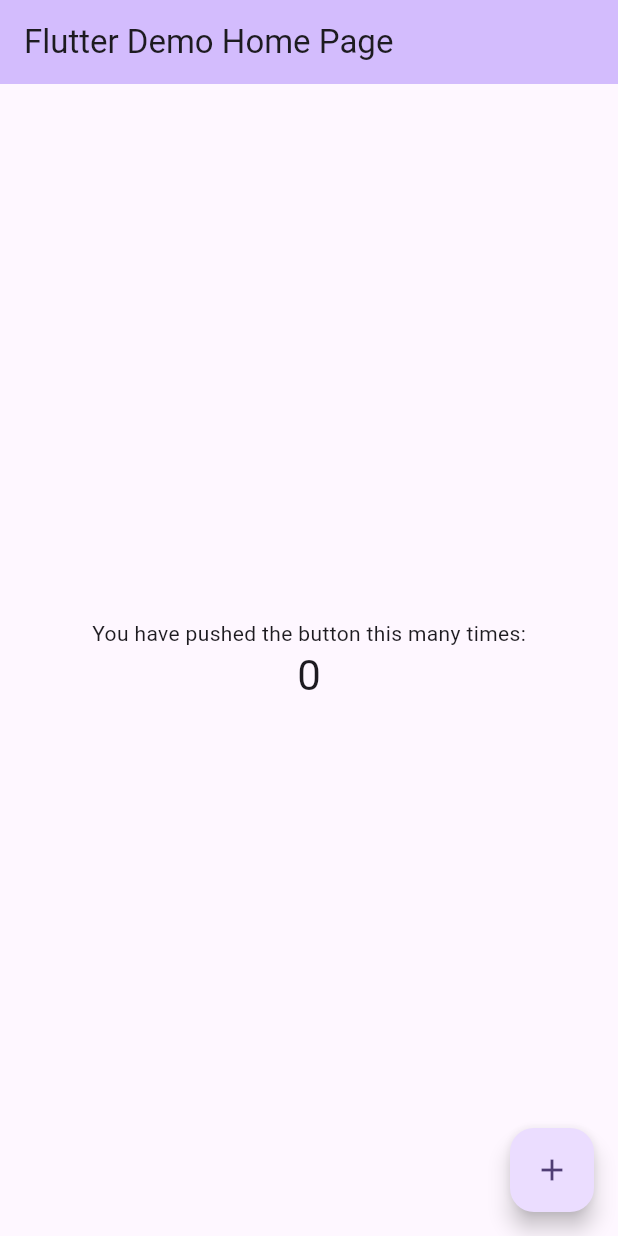
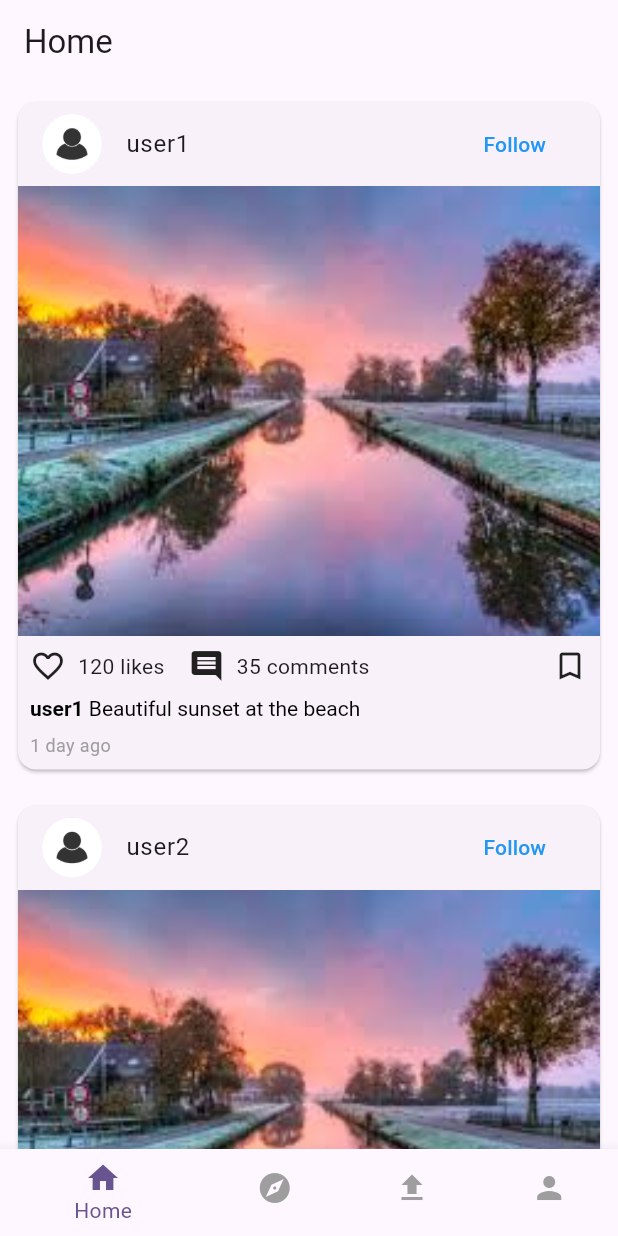
Before and after one commit to BHwi/flutter-basic-course, a Flutter app: the screen it shows after launch, on a phone screen of 412 x 824 dp. Run offline on Flutter 3.47's test engine with Material 3 defaults, Android fonts, the phone set to English and light mode, and no system bars.

Commit message:
add: home layout

```diff
--- a/lib/main.dart
+++ b/lib/main.dart
@@ -1,4 +1,5 @@
 import 'package:flutter/material.dart';
+import 'screens/home_screen.dart';
 
 void main() {
   runApp(const MyApp());
@@ -7,16 +8,59 @@ void main() {
 class MyApp extends StatelessWidget {
   const MyApp({super.key});
 
-  // This widget is the root of your application.
   @override
   Widget build(BuildContext context) {
     return MaterialApp(
-      title: 'Flutter Demo',
+      title: 'Home',
       theme: ThemeData(
         colorScheme: ColorScheme.fromSeed(seedColor: Colors.deepPurple),
         useMaterial3: true,
       ),
-      home: const MyHomePage(title: 'Flutter Demo Home Page'),
+      home: const MainScreen(),
+    );
+  }
+}
+
+class MainScreen extends StatefulWidget {
+  const MainScreen({super.key});
+
+  @override
+  _MainScreenState createState() => _MainScreenState();
+}
+
+class _MainScreenState extends State<MainScreen> {
+  int _selectedIndex = 0;
+
+  static final List<Widget> _widgetOptions = <Widget>[
+    HomeScreen(),
+    MyHomePage(title: 'Explore'),
+    MyHomePage(title: 'Upload'),
+    MyHomePage(title: 'Profile'),
+  ];
+
+  void _onItemTapped(int index) {
+    setState(() {
+      _selectedIndex = index;
+    });
+  }
+
+  @override
+  Widget build(BuildContext context) {
+    // TODO: implement build
+    return Scaffold(
+      body: _widgetOptions.elementAt(_selectedIndex),
+      bottomNavigationBar: BottomNavigationBar(
+        items: const [
+          BottomNavigationBarItem(icon: Icon(Icons.home), label: 'Home'),
+          BottomNavigationBarItem(icon: Icon(Icons.explore), label: 'Explore'),
+          BottomNavigationBarItem(icon: Icon(Icons.upload), label: 'Upload'),
+          BottomNavigationBarItem(icon: Icon(Icons.person), label: 'Profile'),
+        ],
+        currentIndex: _selectedIndex,
+        selectedItemColor: Theme.of(context).colorScheme.primary,
+        unselectedItemColor: Colors.grey,
+        onTap: _onItemTapped,
+      ),
     );
   }
 }
@@ -36,12 +80,6 @@ class _MyHomePageState extends State<MyHomePage> {
   void _incrementCounter() {
     setState(() {
       _counter++;
-    });
-  }
-
-  void _incrementCounter2() {
-    setState(() {
-      _counter += 2;
     });
   }
 
--- /dev/null
+++ b/lib/screens/home_screen.dart
@@ -0,0 +1,135 @@
+import 'package:flutter/material.dart';
+
+class HomeScreen extends StatelessWidget {
+  // Temporaray Post Data List
+  final List<Map<String, dynamic>> posts = [
+    {
+      'profileImage': 'assets/images/profile_user1.png',
+      'username': 'user1',
+      'postImage': 'assets/images/post_ex_01.png',
+      'likes': 120,
+      'comments': 35,
+      'description': 'Beautiful sunset at the beach',
+      'date': '1 day ago'
+    },
+    {
+      'profileImage': 'assets/images/profile_user2.png',
+      'username': 'user2',
+      'postImage': 'assets/images/post_ex_02.png',
+      'likes': 95,
+      'comments': 22,
+      'description': 'A cozy coffee shop in the city',
+      'date': '2 days ago'
+    },
+    {
+      'profileImage': 'assets/images/profile_user3.png',
+      'username': 'user3',
+      'postImage': 'assets/images/post_ex_03.png',
+      'likes': 250,
+      'comments': 50,
+      'description': 'Hiking in the mountains',
+      'date': '3 days ago'
+    },
+    {
+      'profileImage': 'assets/images/profile_user4.png',
+      'username': 'user4',
+      'postImage': 'assets/images/post_ex_04.png',
+      'likes': 180,
+      'comments': 40,
+      'description': 'Delicious homemade pasta',
+      'date': '5 days ago'
+    }
+  ];
+
+  // build
+  @override
+  Widget build(BuildContext context) {
+    return Scaffold(
+      appBar: AppBar(title: const Text('Home')),
+      body: ListView.builder(
+        itemCount: posts.length,
+        itemBuilder: (context, index) {
+          return Padding(
+            padding: const EdgeInsets.all(8.0),
+            child: Card(
+              child: Column(
+                crossAxisAlignment: CrossAxisAlignment.start,
+                children: [
+                  buildPostHeader(posts[index]),
+                  buildPostImage(posts[index]['postImage']),
+                  buildPostFooter(posts[index]),
+                  buildPostDescription(posts[index]),
+                  buildPostDate(posts[index]['date']),
+                ],
+              ),
+            ),
+          );
+        },
+      ),
+    );
+  }
+
+  /////////////////////////////////////
+  //////// functions for build ////////
+  /////////////////////////////////////
+  Widget buildPostHeader(Map<String, dynamic> post) {
+    return ListTile(
+      leading: CircleAvatar(backgroundImage: AssetImage(post['profileImage'])),
+      title: Text(post['username']),
+      trailing: TextButton(
+        onPressed: () {},
+        child: const Text('Follow', style: TextStyle(color: Colors.blue)),
+      ),
+    );
+  }
+
+  Widget buildPostImage(String postImage) {
+    return Image.asset(postImage,
+        fit: BoxFit.cover, height: 300, width: double.infinity);
+  }
+
+  Widget buildPostFooter(Map<String, dynamic> post) {
+    return Padding(
+        padding: const EdgeInsets.all(8.0),
+        child:
+            Row(mainAxisAlignment: MainAxisAlignment.spaceBetween, children: [
+          Row(
+            children: [
+              const Icon(Icons.favorite_border),
+              const SizedBox(width: 8),
+              Text('${post['likes']} likes'),
+              const SizedBox(width: 16),
+              const Icon(Icons.comment),
+              const SizedBox(width: 8),
+              Text('${post['comments']} comments')
+            ],
+          ),
+          const Icon(Icons.bookmark_border)
+        ]));
+  }
+
+  Widget buildPostDescription(Map<String, dynamic> post) {
+    return Padding(
+        padding: const EdgeInsets.symmetric(horizontal: 8.0),
+        child: RichText(
+          text: TextSpan(children: [
+            TextSpan(
+              text: '${post['username']} ',
+              style: const TextStyle(
+                  fontWeight: FontWeight.bold, color: Colors.black),
+            ),
+            TextSpan(
+              text: '${post['description']}',
+              style: const TextStyle(color: Colors.black),
+            )
+          ]),
+        ));
+  }
+
+  Widget buildPostDate(String date) {
+    return Padding(
+        padding: const EdgeInsets.symmetric(horizontal: 8.0, vertical: 8),
+        child: Text(date,
+            style: const TextStyle(color: Colors.grey, fontSize: 12)));
+  }
+}
```
Also changed, not shown: pubspec.yaml (+45 -48 lines), assets/images/post_ex_01.png (added), assets/images/post_ex_02.png (added), assets/images/post_ex_03.png (added), assets/images/post_ex_04.png (added), assets/images/profile_user1.png (added), assets/images/profile_user2.png (added), assets/images/profile_user3.png (added), assets/images/profile_user4.png (added).
